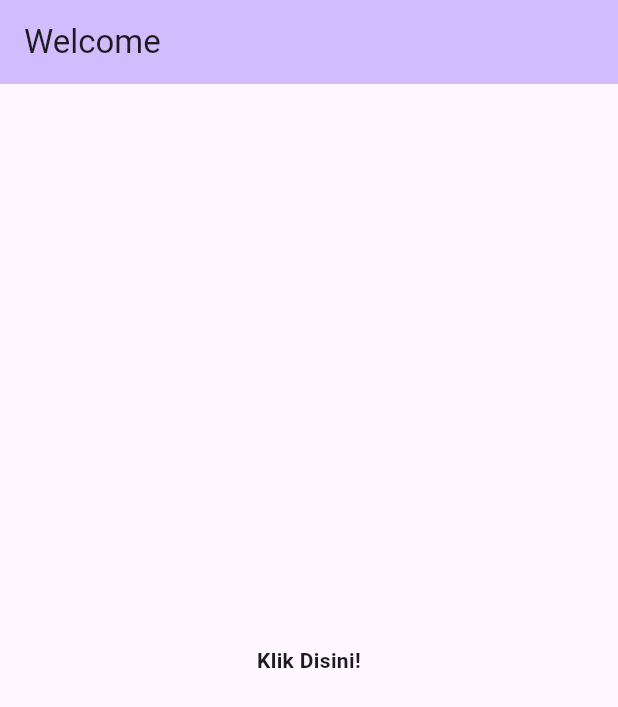
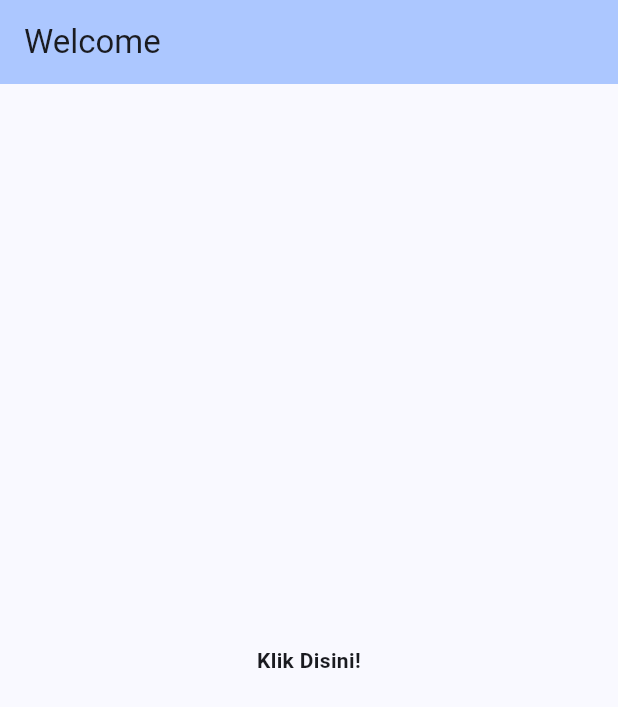
Before and after one commit to DheniAditya/dicoding_submission, a Flutter app: the screen it shows after launch, on a phone screen of 412 x 824 dp. Shown: the top 707 px of the screen. Run offline on Flutter 3.47's test engine with Material 3 defaults, Android fonts, the phone set to English and light mode, and no system bars.

Commit message:
merubah warna

```diff
--- a/lib/main.dart
+++ b/lib/main.dart
@@ -11,9 +11,11 @@ class MyApp extends StatelessWidget {
   @override
   Widget build(BuildContext context) {
     return MaterialApp(
+        debugShowCheckedModeBanner: false,
         title: 'Flutter Demo',
         theme: ThemeData(
-          colorScheme: ColorScheme.fromSeed(seedColor: Colors.deepPurple),
+          colorScheme:
+              ColorScheme.fromSeed(seedColor: Color.fromARGB(255, 18, 87, 177)),
           useMaterial3: true,
         ),
         home: const MyHomePage(
```
